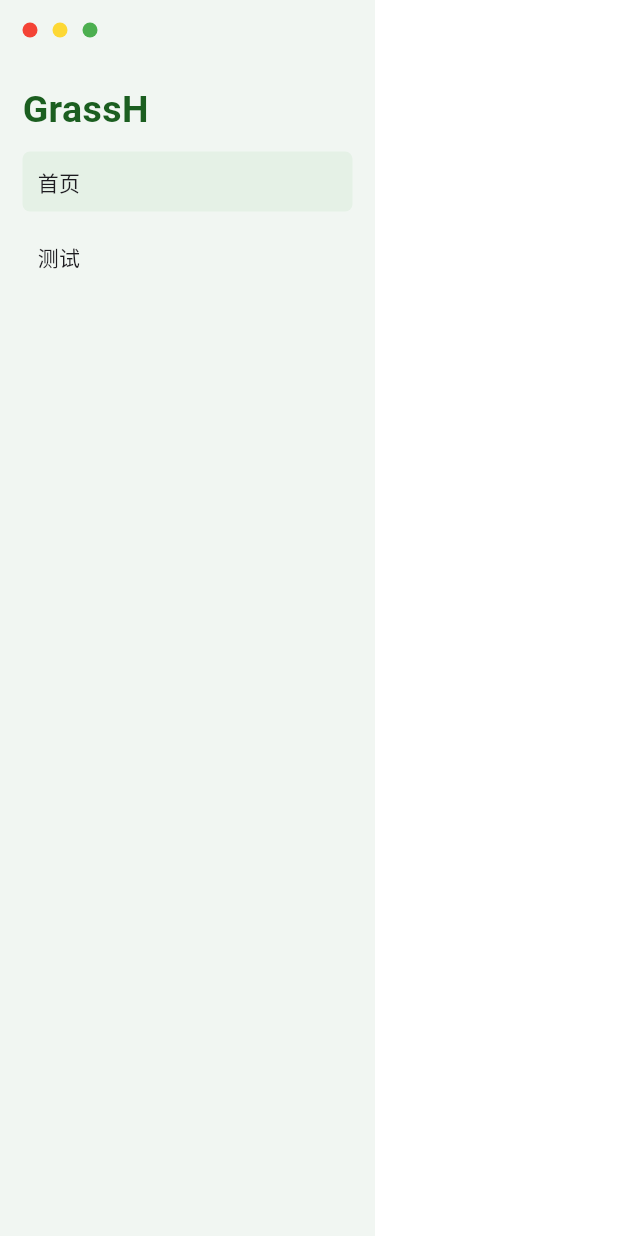
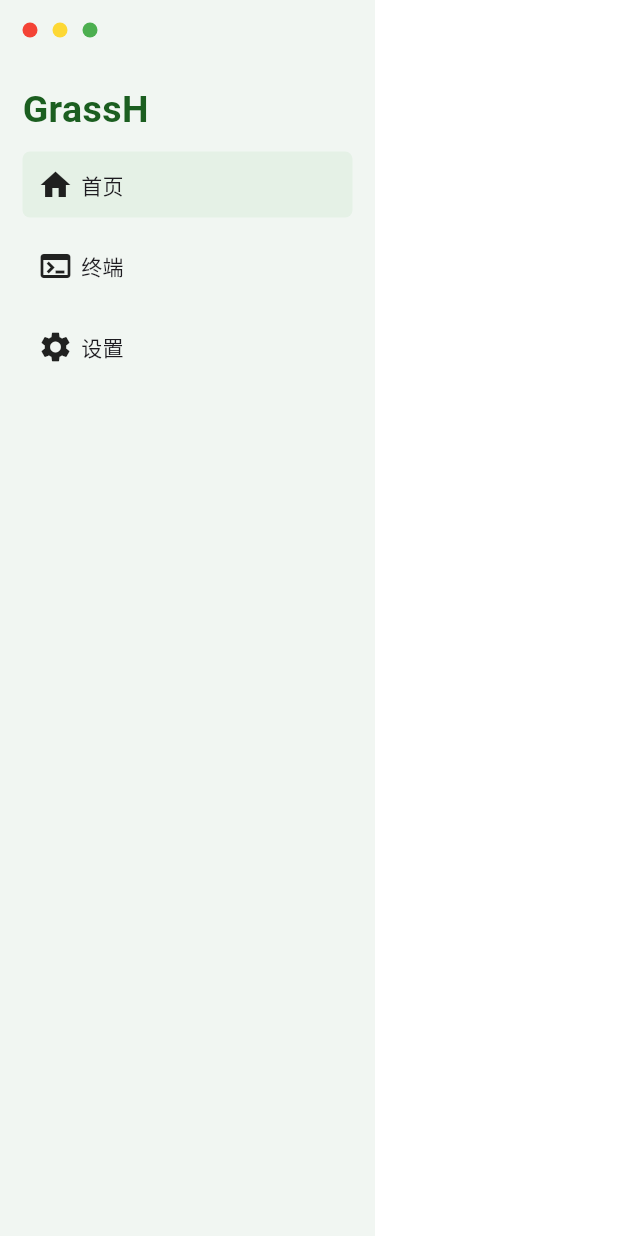
Before and after one commit to yuanzui-cf/grassh, a Flutter app: the screen it shows after launch, on a phone screen of 412 x 824 dp. Run offline on Flutter 3.47's test engine with Material 3 defaults, Android fonts, the phone set to English and light mode, and no system bars; missing offline and left inert: window_manager; statements that could not run were skipped.

Commit message:
feat: Add menu items

```diff
--- a/lib/src/sidebar.dart
+++ b/lib/src/sidebar.dart
@@ -86,8 +86,9 @@ class _SidebarState extends State<Sidebar> {
           ),
           child: Menu(
             menus: [
-              MenuModel(title: "首页", defaultOn: true),
-              MenuModel(title: "测试"),
+              MenuModel(icon: Icons.home, title: "首页"),
+              MenuModel(icon: Icons.terminal, title: "终端"),
+              MenuModel(icon: Icons.settings, title: "设置"),
             ],
           ),
         ),
```
